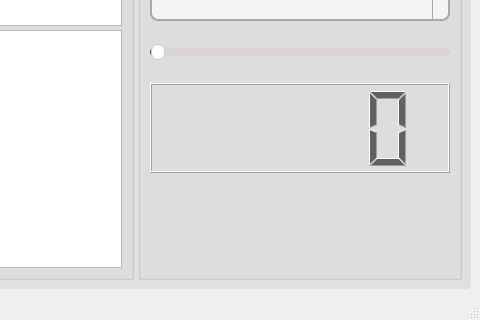
This is Sampling_Studio.ui in malaknasser812/SBME_DSP_SignalReconstruction as Qt 5 draws it before an edit; both pictures show x 879 to 1359 and y 523 to 843 of the 1359 by 843 pixel window. The edited form follows.
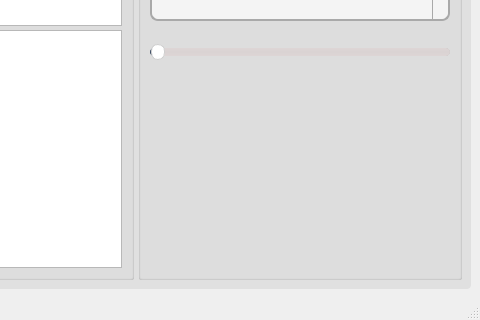
This is the edited form. Icons and pictures are not drawn. Custom widgets are drawn as their Qt base class.

Commit message: etzbtt el7

```diff
--- a/Sampling_Studio.ui
+++ b/Sampling_Studio.ui
@@ -602,14 +602,21 @@
                   </property>
                  </widget>
                 </item>
-                <item>
-                 <widget class="QLCDNumber" name="lcd_freq"/>
-                </item>
                 <item>
                  <widget class="QLabel" name="sliderlabel">
+                  <property name="font">
+                   <font>
+                    <pointsize>20</pointsize>
+                    <weight>75</weight>
+                    <bold>true</bold>
+                   </font>
+                  </property>
                   <property name="text">
                    <string/>
                   </property>
+                  <property name="alignment">
+                   <set>Qt::AlignCenter</set>
+                  </property>
                  </widget>
                 </item>
                </layout>
```
Left out of the diff: 19 changed lines with no effect on the pictures. The commit also changes 1 other file.
